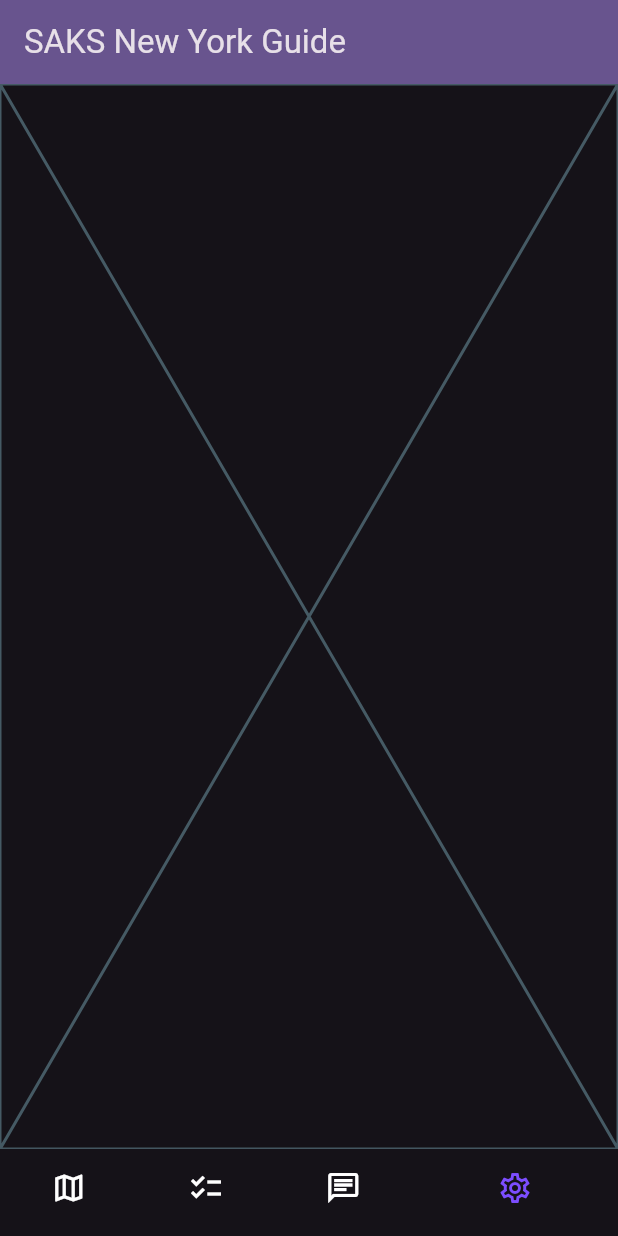
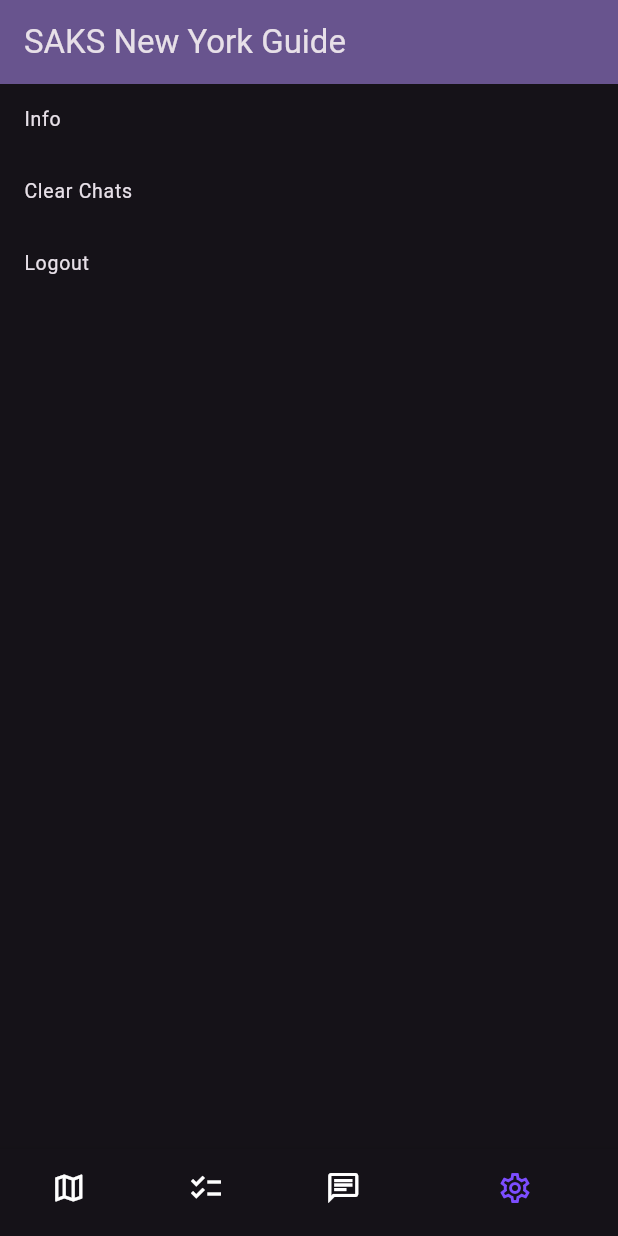
Before and after one commit to adkrish1/saks-nyc-guide, a Flutter app: the screen it shows after launch, item 4 of the bottom bar chosen, on a phone screen of 412 x 824 dp. Run offline on Flutter 3.47's test engine with Material 3 defaults, Android fonts, the phone set to English and light mode, and no system bars; our stand-ins replace flutter_chat_types, flutter_chat_ui, sqflite; accounts and stored records are empty.

Commit message:
settings page created

```diff
--- a/mobile-app/saks_nyc_guide/lib/pages/settings.dart
+++ b/mobile-app/saks_nyc_guide/lib/pages/settings.dart
@@ -1,10 +1,38 @@
 import 'package:flutter/material.dart';
+import 'package:flutter/widgets.dart';
+import 'package:sqflite/sqflite.dart';
+import 'package:path/path.dart';
 
 class SettingsPage extends StatelessWidget {
   const SettingsPage({super.key});
 
   @override
   Widget build(BuildContext context) {
-    return const Placeholder();
+    return Scaffold(
+        body: Center(
+            child: ListView(
+      children: const <Widget>[
+        ListTile(
+          title: Text('Info'),
+          dense: true,
+        ),
+        ListTile(
+          title: Text('Clear Chats'),
+          onTap: clearChats,
+          dense: true,
+        ),
+        ListTile(
+          title: Text('Logout'),
+          dense: true,
+        ),
+      ],
+    )));
   }
 }
+
+void clearChats() async {
+  final db = await openDatabase(
+    join(await getDatabasesPath(), 'messages_database.db'),
+  );
+  await db.execute("DELETE FROM messages");
+}
```
Also changed, not shown: mobile-app/saks_nyc_guide/lib/pages/itinerary.dart (indentation only).
